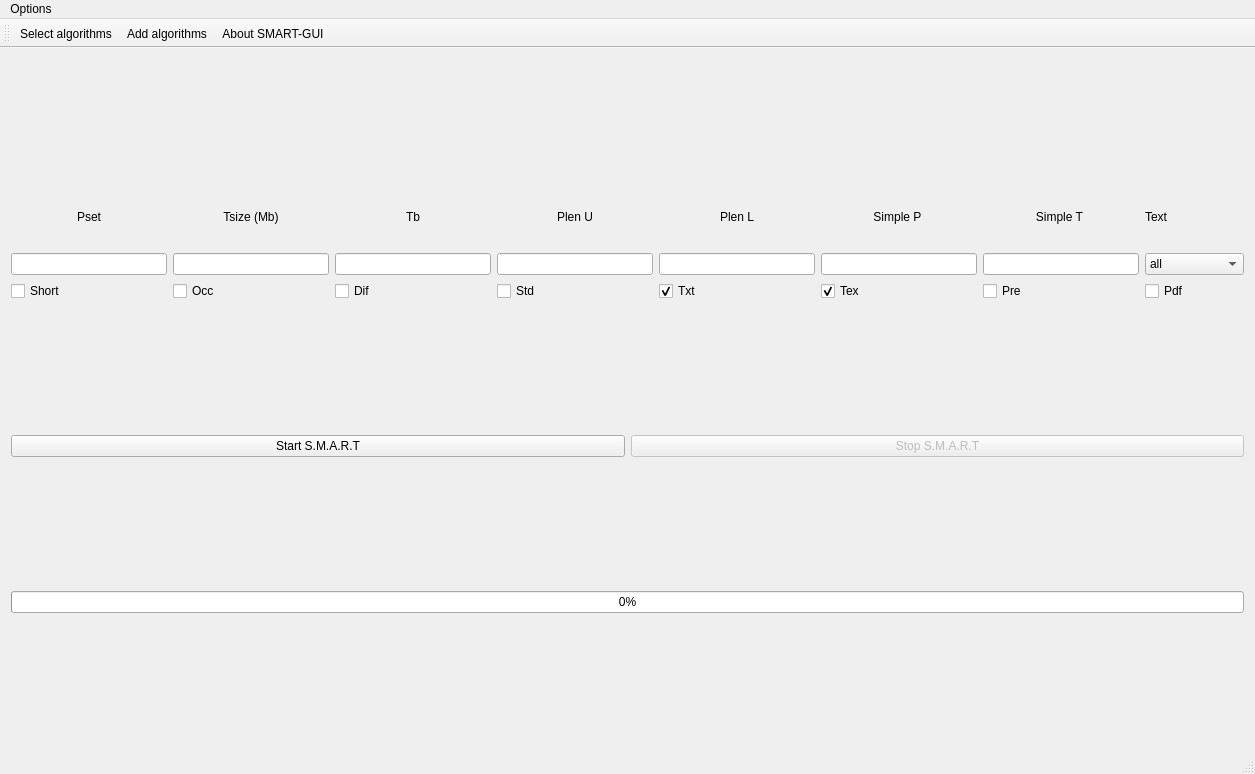
Before: the Qt Designer form SMART-GUI-V2-OS X/mainwindow.ui in smart-tool/smart-gui, drawn with Qt 5.
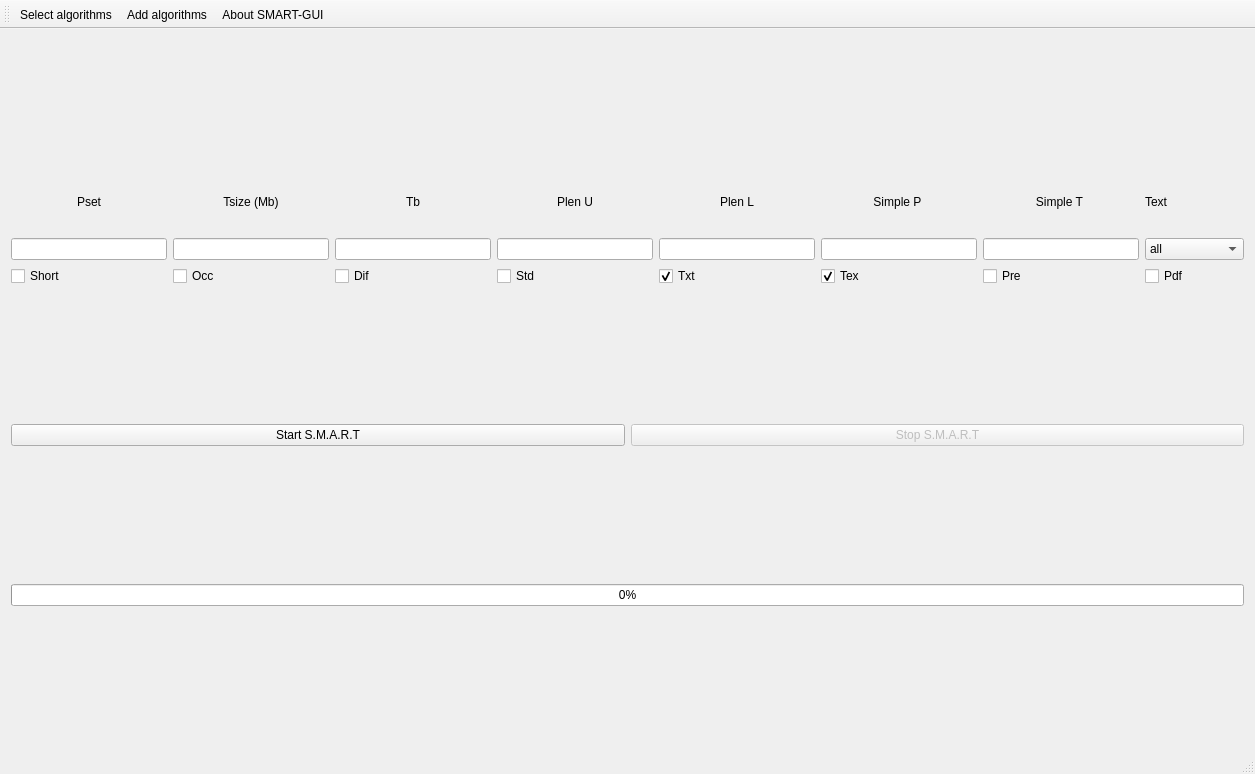
After: the same form once the commit is applied.

Commit message: Remove option bar. Fix blank loading for result.

What changed in the file:
```diff
--- a/SMART-GUI-V2-OS X/mainwindow.ui
+++ b/SMART-GUI-V2-OS X/mainwindow.ui
@@ -377,24 +377,6 @@
     </item>
    </layout>
   </widget>
-  <widget class="QMenuBar" name="menuBar">
-   <property name="geometry">
-    <rect>
-     <x>0</x>
-     <y>0</y>
-     <width>1255</width>
-     <height>25</height>
-    </rect>
-   </property>
-   <widget class="QMenu" name="menuOptions">
-    <property name="title">
-     <string>Options</string>
-    </property>
-    <addaction name="actionSelect_algorithms"/>
-    <addaction name="actionAbout_SMART_GUI"/>
-   </widget>
-   <addaction name="menuOptions"/>
-  </widget>
   <widget class="QToolBar" name="mainToolBar">
    <attribute name="toolBarArea">
     <enum>TopToolBarArea</enum>
```
The commit also changes 4 other files.
